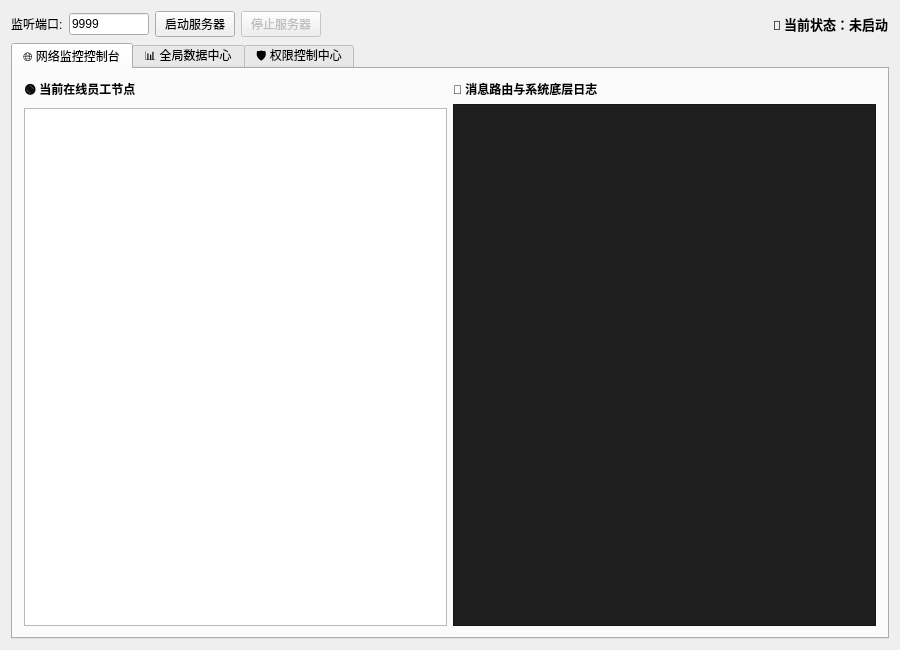
Qt form AttendanceServer/AttendanceServer.ui (cai-0312/FaceAttendanceSystem) before a commit.
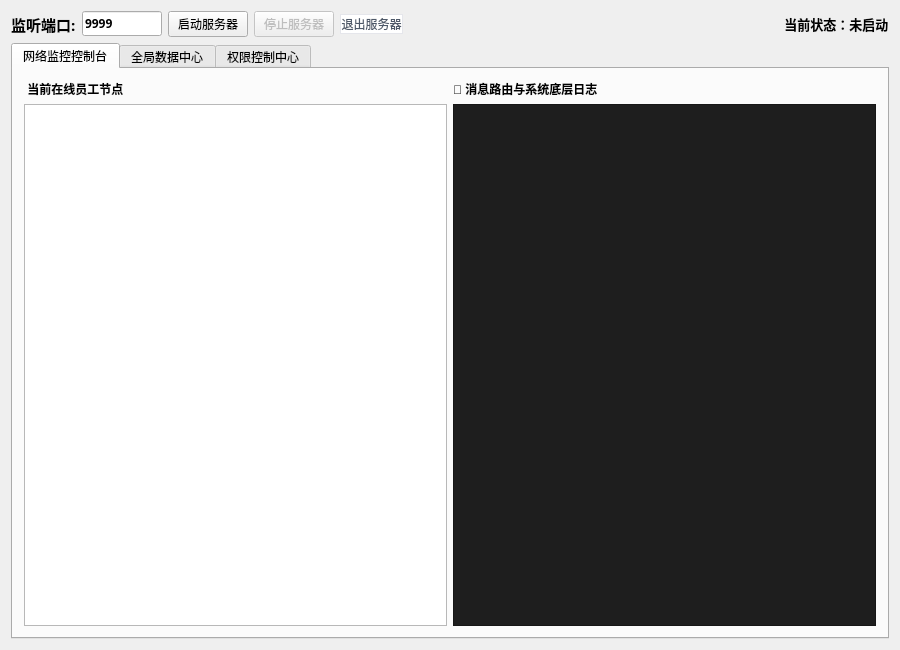
The same form after that commit. The open tabs and pages were chosen to show the change.

Commit message: 优化服务端的ui问题

```diff
--- a/AttendanceServer/AttendanceServer.ui
+++ b/AttendanceServer/AttendanceServer.ui
@@ -13,11 +13,115 @@
 		<property name="windowTitle">
 			<string>考勤系统 - 分布式服务端总控中心</string>
 		</property>
+  <property name="styleSheet">
+   <string notr="true">/* 主窗口与全局背景色 */
+QWidget#AttendanceServerClass {
+    background-color: #F2F3F5;
+}
+/* 7. 退出登录按钮专属样式 */
+QPushButton#btn_LogoutServer {
+    background-color: #FFFFFF;
+    color: #4E5969;
+    border: 1px solid #E5E6EB;
+}
+QPushButton#btn_LogoutServer:hover {
+    color: #F53F3F;
+    border-color: #F53F3F;
+    background-color: #FEF0F0;
+}
+QPushButton#btn_LogoutServer:pressed {
+    background-color: #FFECE8;
+}
+/*  全局普通按钮美化 (圆角、边框、悬浮动画) */
+QPushButton {
+    background-color: #FFFFFF;
+    border: 1px solid #E5E6EB;
+    color: #4E5969;
+    border-radius: 6px;
+    padding: 6px 16px;
+    font-family: &quot;Microsoft YaHei&quot;;
+    font-size: 13px;
+    font-weight: bold;
+    outline: none;
+}
+QPushButton:hover {
+    color: #165DFF;
+    border-color: #165DFF;
+    background-color: #F8FBFF;
+}
+QPushButton:pressed {
+    background-color: #E8F3FF;
+}
+
+/*  针对启动/确认等主要按钮 (蓝色系) */
+QPushButton#btn_StartServer, QPushButton#btn_RefreshData, QPushButton#btn_ExportGlobal {
+    background-color: #165DFF;
+    color: white;
+    border: none;
+}
+QPushButton#btn_StartServer:hover, QPushButton#btn_RefreshData:hover, QPushButton#btn_ExportGlobal:hover {
+    background-color: #4080FF;
+}
+QPushButton#btn_StartServer:pressed, QPushButton#btn_RefreshData:pressed, QPushButton#btn_ExportGlobal:pressed {
+    background-color: #0E42D2;
+}
+
+/*  针对停止/危险操作按钮 (红色系) */
+QPushButton#btn_StopServer {
+    background-color: #F53F3F;
+    color: white;
+    border: none;
+}
+QPushButton#btn_StopServer:hover {
+    background-color: #F76560;
+}
+QPushButton#btn_StopServer:pressed {
+    background-color: #CB272D;
+}
+
+/* 顺手美化全局输入框 */
+QLineEdit {
+    background-color: #FFFFFF;
+    border: 1px solid #E5E6EB;
+    border-radius: 6px;
+    padding: 6px 10px;
+    color: #1D2129;
+}
+QLineEdit:focus {
+    border: 1px solid #165DFF;
+}
+
+/* 6. 顺手美化数据表格 (考勤流水账等) */
+QTableView, QTableWidget {
+    background-color: #FFFFFF;
+    border: 1px solid #E5E6EB;
+    border-radius: 8px;
+    gridline-color: #F2F3F5;
+    selection-background-color: #E8F3FF;
+    selection-color: #165DFF;
+}
+QHeaderView::section {
+    background-color: #F7F8FA;
+    color: #4E5969;
+    font-weight: bold;
+    border: none;
+    border-right: 1px solid #E5E6EB;
+    border-bottom: 1px solid #E5E6EB;
+    padding: 6px;
+}</string>
+  </property>
 		<layout class="QVBoxLayout" name="verticalLayout">
 			<item>
 				<layout class="QHBoxLayout" name="horizontalLayout_Top">
 					<item>
 						<widget class="QLabel" name="label_Port">
+       <property name="font">
+        <font>
+         <family>Microsoft YaHei</family>
+         <pointsize>11</pointsize>
+         <bold>true</bold>
+        </font>
+       </property>
 							<property name="text">
 								<string>监听端口:</string>
 							</property>
@@ -31,6 +135,13 @@
 									<height>16777215</height>
 								</size>
 							</property>
+       <property name="font">
+        <font>
+         <family>Microsoft YaHei</family>
+         <pointsize>9</pointsize>
+         <bold>true</bold>
+        </font>
+       </property>
 							<property name="text">
 								<string>9999</string>
 							</property>
@@ -53,6 +164,29 @@
 							</property>
 						</widget>
 					</item>
+     <item>
+      <widget class="QPushButton" name="btn_LogoutServer">
+       <property name="styleSheet">
+        <string notr="true">/* 7. 退出登录按钮专属样式 */
+QPushButton#btn_LogoutServer {
+    background-color: #FFFFFF;
+    color: #4E5969;
+    border: 1px solid #E5E6EB;
+}
+QPushButton#btn_LogoutServer:hover {
+    color: #F53F3F;
+    border-color: #F53F3F;
+    background-color: #FEF0F0;
+}
+QPushButton#btn_LogoutServer:pressed {
+    background-color: #FFECE8;
+}</string>
+       </property>
+       <property name="text">
+        <string>退出服务器</string>
+       </property>
+      </widget>
+     </item>
 					<item>
 						<spacer name="horizontalSpacer">
 							<property name="orientation">
@@ -76,7 +210,7 @@
 								</font>
 							</property>
 							<property name="text">
-								<string>🔴 当前状态：未启动</string>
+        <string> 当前状态：未启动</string>
 							</property>
 						</widget>
 					</item>
@@ -89,7 +223,7 @@
 					</property>
 					<widget class="QWidget" name="tab_Network">
 						<attribute name="title">
-							<string>🌐 网络监控控制台</string>
+       <string>网络监控控制台</string>
 						</attribute>
 						<layout class="QHBoxLayout" name="horizontalLayout_Tab1">
 							<item>
@@ -102,7 +236,7 @@
 												</font>
 											</property>
 											<property name="text">
-												<string>🟢 当前在线员工节点</string>
+            <string> 当前在线员工节点</string>
 											</property>
 										</widget>
 									</item>
@@ -145,7 +279,7 @@
 					</widget>
 					<widget class="QWidget" name="tab_Data">
 						<attribute name="title">
-							<string>📊 全局数据中心</string>
+       <string>全局数据中心</string>
 						</attribute>
 						<layout class="QVBoxLayout" name="verticalLayout_Tab2">
 							<item>
@@ -193,7 +327,7 @@
 					</widget>
 					<widget class="QWidget" name="tab_Permissions">
 						<attribute name="title">
-							<string>🛡️ 权限控制中心</string>
+       <string>权限控制中心</string>
 						</attribute>
 						<layout class="QVBoxLayout" name="verticalLayout_Tab3">
 							<item>
```
Left out of the diff: 2 changed lines with no effect on the pictures. Lines whose indentation alone changed are shown as unchanged. The commit also changes 9 other files.
